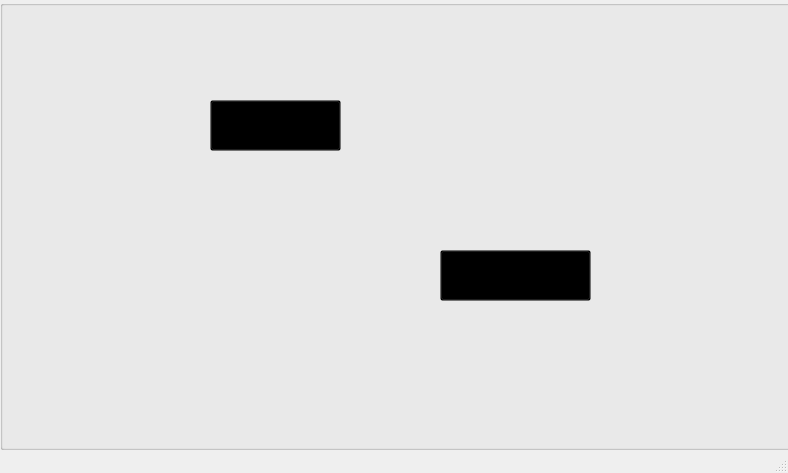
Above: FeedingFrenzy/homescreencontroller.ui from MATF-RS19/RS008-feeding-frenzy before the change. Below: the same form after it.
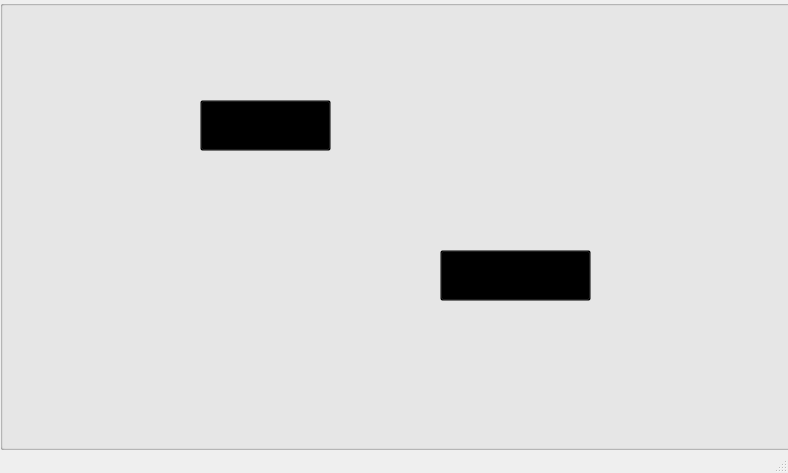
That is the form after the change. Icons and pictures are not drawn.

What changed in the file:
```diff
--- a/FeedingFrenzy/homescreencontroller.ui
+++ b/FeedingFrenzy/homescreencontroller.ui
@@ -76,7 +76,7 @@
     <widget class="QPushButton" name="play">
      <property name="geometry">
       <rect>
-       <x>210</x>
+       <x>200</x>
        <y>100</y>
        <width>131</width>
        <height>51</height>
@@ -142,21 +142,24 @@
     <property name="title">
      <string/>
     </property>
-    <widget class="QLabel" name="howToPlayText">
+    <widget class="QWidget" name="howToPlayPopup" native="true">
      <property name="geometry">
       <rect>
-       <x>115</x>
-       <y>50</y>
-       <width>571</width>
-       <height>351</height>
+       <x>100</x>
+       <y>45</y>
+       <width>600</width>
+       <height>360</height>
       </rect>
      </property>
-     <property name="text">
-      <string/>
+     <property name="styleSheet">
+      <string notr="true">background-image: url(:/images/how_to_play.png);</string>
      </property>
     </widget>
    </widget>
-   <widget class="QWidget" name="widget" native="true">
+   <widget class="QWidget" name="background" native="true">
+    <property name="enabled">
+     <bool>true</bool>
+    </property>
     <property name="geometry">
      <rect>
       <x>0</x>
@@ -169,9 +172,23 @@
      <string notr="true">background-image: url(:/images/background.jpg);</string>
     </property>
    </widget>
-   <zorder>widget</zorder>
+   <widget class="QGroupBox" name="mainScreenGroup">
+    <property name="geometry">
+     <rect>
+      <x>0</x>
+      <y>0</y>
+      <width>800</width>
+      <height>450</height>
+     </rect>
+    </property>
+    <property name="title">
+     <string/>
+    </property>
+   </widget>
+   <zorder>background</zorder>
    <zorder>howToPlayGroup</zorder>
    <zorder>homeScreenGroup</zorder>
+   <zorder>mainScreenGroup</zorder>
   </widget>
   <widget class="QMenuBar" name="menubar">
    <property name="geometry">
```
